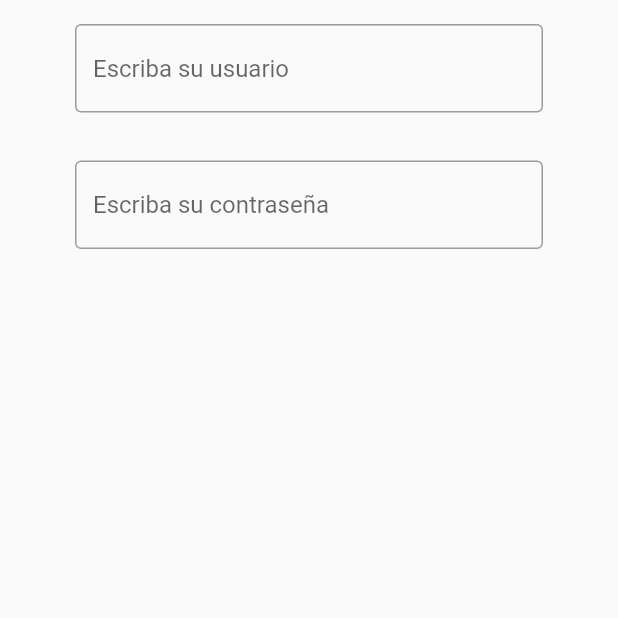
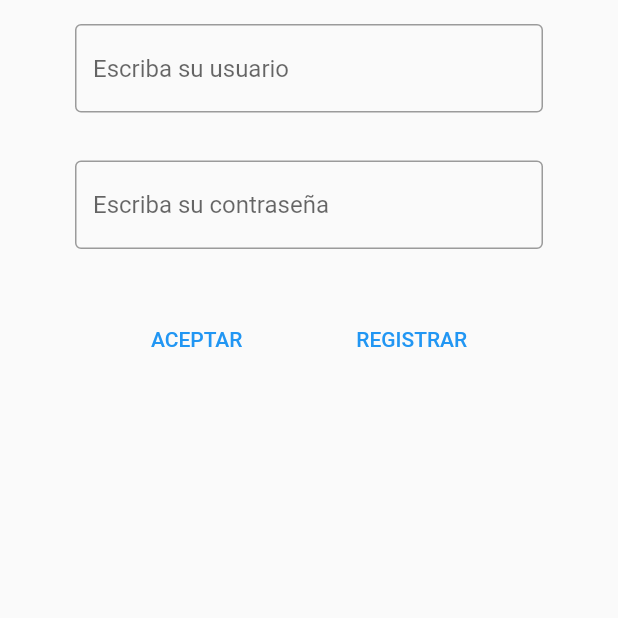
Before and after one commit to marcomar31/martinezmarco_actividades, a Flutter app: the screen it shows after launch, on a phone screen of 412 x 824 dp, the top half of it. Run offline on Flutter 3.47's test engine with Material 2 defaults, Android fonts, the phone set to English and light mode, and no system bars; our stand-ins replace firebase_core; accounts and stored records are empty; generated files the repository leaves out were written again.

Commit message:
Commit 4: Añadidos Botones "ACEPTAR" (Para logearse) y "REGISTRAR" a LoginView.dart

```diff
--- a/lib/OnBoarding/LoginView.dart
+++ b/lib/OnBoarding/LoginView.dart
@@ -29,7 +29,24 @@ class LoginView extends StatelessWidget {
           ),
           obscureText: true,
         ),
-      )
+      ),
+
+      Row(mainAxisAlignment: MainAxisAlignment.center, children: [
+        //Botón aceptar
+        Padding(padding: EdgeInsets.symmetric(horizontal: 30, vertical: 20),
+          child: TextButton(
+            onPressed: () {  },
+            child: Text("ACEPTAR")
+          ,)
+        ,),
+        //Botón registrar
+        Padding(padding: EdgeInsets.symmetric(horizontal: 30, vertical: 20),
+          child: TextButton(
+            onPressed: () {  },
+            child: Text("REGISTRAR")
+            ,)
+          ,)
+      ],)
     ],);
 
     Scaffold scaffold = Scaffold(body: column,);
```
